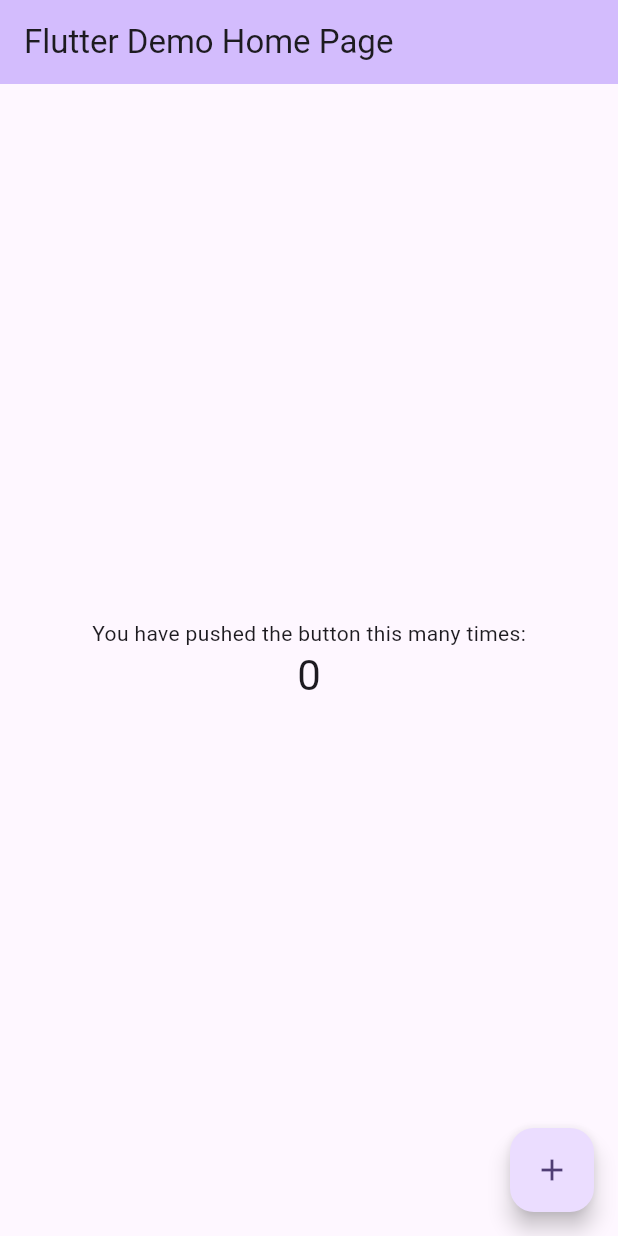
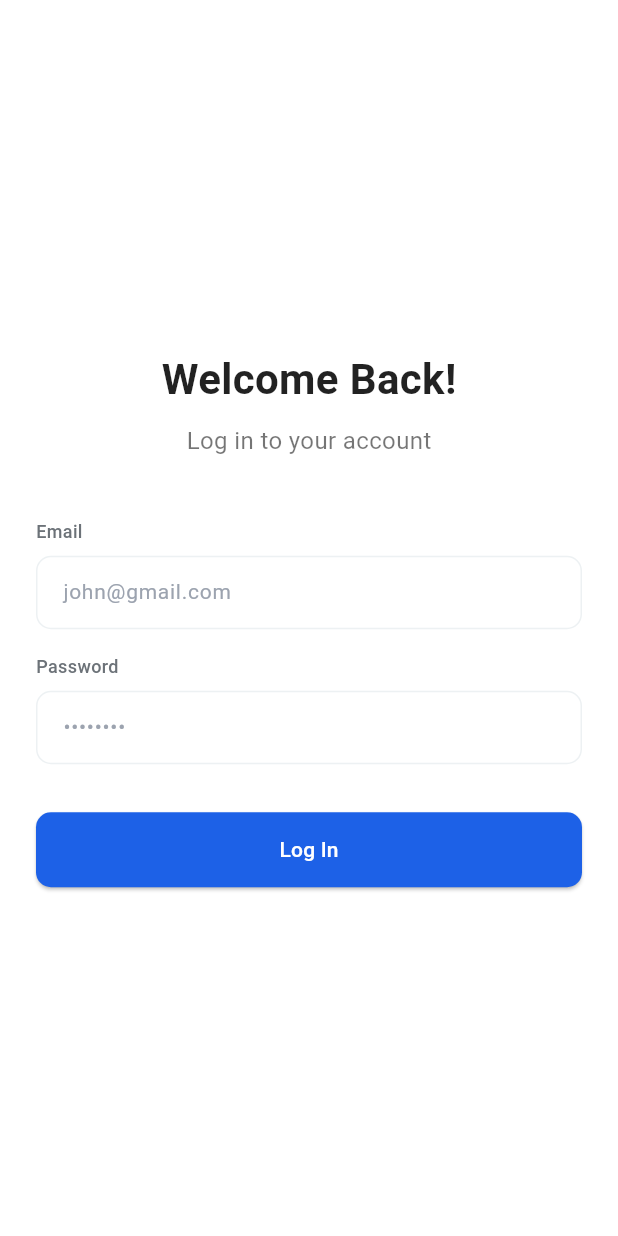
Before and after one commit to aliyansajid/rotorsync-admin, a Flutter app: the screen it shows after launch, on a phone screen of 412 x 824 dp. Run offline on Flutter 3.47's test engine with Material 3 defaults, Android fonts, the phone set to English and light mode, and no system bars; our stand-ins replace firebase_auth, firebase_core; accounts and stored records are empty.

Commit message:
Implement login screen with Firebase authentication

```diff
--- a/lib/main.dart
+++ b/lib/main.dart
@@ -1,20 +1,16 @@
 import 'package:firebase_core/firebase_core.dart';
 import 'package:flutter/foundation.dart';
 import 'package:flutter/material.dart';
+import 'package:rotorsync_admin/config/firebase_config.dart';
+import 'screens/login.dart';
 
 void main() async {
   WidgetsFlutterBinding.ensureInitialized();
 
   if (kIsWeb) {
     await Firebase.initializeApp(
-        options: FirebaseOptions(
-            apiKey: "AIzaSyD0yTlIRL0MIS81ho1YSL2baTebPWJ7wXE",
-            authDomain: "rotor-sync-admin.firebaseapp.com",
-            projectId: "rotor-sync-admin",
-            storageBucket: "rotor-sync-admin.firebasestorage.app",
-            messagingSenderId: "466337035855",
-            appId: "1:466337035855:web:d0af2bc8d6e2167cbf5c3a",
-            measurementId: "G-ZGHMKEX4VB"));
+      options: FirebaseConfig.options,
+    );
   } else {
     await Firebase.initializeApp();
   }
@@ -28,60 +24,13 @@ class MyApp extends StatelessWidget {
   @override
   Widget build(BuildContext context) {
     return MaterialApp(
-      title: 'Flutter Demo',
+      title: 'RotorSync Admin',
+      debugShowCheckedModeBanner: false,
       theme: ThemeData(
-        colorScheme: ColorScheme.fromSeed(seedColor: Colors.deepPurple),
+        colorScheme: ColorScheme.fromSeed(seedColor: Colors.white),
         useMaterial3: true,
       ),
-      home: const MyHomePage(title: 'Flutter Demo Home Page'),
+      home: const LoginScreen(),
     );
   }
 }
-
-class MyHomePage extends StatefulWidget {
-  const MyHomePage({super.key, required this.title});
-
-  final String title;
-
-  @override
-  State<MyHomePage> createState() => _MyHomePageState();
-}
-
-class _MyHomePageState extends State<MyHomePage> {
-  int _counter = 0;
-
-  void _incrementCounter() {
-    setState(() {
-      _counter++;
-    });
-  }
-
-  @override
-  Widget build(BuildContext context) {
-    return Scaffold(
-      appBar: AppBar(
-        backgroundColor: Theme.of(context).colorScheme.inversePrimary,
-        title: Text(widget.title),
-      ),
-      body: Center(
-        child: Column(
-          mainAxisAlignment: MainAxisAlignment.center,
-          children: <Widget>[
-            const Text(
-              'You have pushed the button this many times:',
-            ),
-            Text(
-              '$_counter',
-              style: Theme.of(context).textTheme.headlineMedium,
-            ),
-          ],
-        ),
-      ),
-      floatingActionButton: FloatingActionButton(
-        onPressed: _incrementCounter,
-        tooltip: 'Increment',
-        child: const Icon(Icons.add),
-      ),
-    );
-  }
-}
--- /dev/null
+++ b/lib/screens/home.dart
@@ -0,0 +1,20 @@
+import 'package:flutter/material.dart';
+
+class HomeScreen extends StatelessWidget {
+  const HomeScreen({super.key});
+
+  @override
+  Widget build(BuildContext context) {
+    return Scaffold(
+      appBar: AppBar(
+        title: const Text('Home'),
+      ),
+      body: const Center(
+        child: Text(
+          'Welcome to the Home Screen!',
+          style: TextStyle(fontSize: 18),
+        ),
+      ),
+    );
+  }
+}
--- /dev/null
+++ b/lib/screens/login.dart
@@ -0,0 +1,271 @@
+import 'package:flutter/material.dart';
+import 'package:firebase_auth/firebase_auth.dart';
+import 'package:rotorsync_admin/screens/home.dart';
+
+class LoginScreen extends StatefulWidget {
+  const LoginScreen({super.key});
+
+  @override
+  LoginScreenState createState() => LoginScreenState();
+}
+
+class LoginScreenState extends State<LoginScreen> {
+  final TextEditingController _emailController = TextEditingController();
+  final TextEditingController _passwordController = TextEditingController();
+  final GlobalKey<FormState> _formKey = GlobalKey<FormState>();
+  final FocusNode _emailFocusNode = FocusNode();
+  final FocusNode _passwordFocusNode = FocusNode();
+
+  bool _isLoading = false;
+  String? _errorMessage;
+
+  Future<void> _login() async {
+    setState(() {
+      _isLoading = true;
+      _errorMessage = null;
+    });
+
+    if (!_formKey.currentState!.validate()) {
+      setState(() {
+        _isLoading = false;
+      });
+      return;
+    }
+
+    try {
+      await FirebaseAuth.instance.signInWithEmailAndPassword(
+        email: _emailController.text.trim(),
+        password: _passwordController.text.trim(),
+      );
+
+      if (!mounted) return;
+      setState(() {
+        _isLoading = false;
+      });
+      Navigator.pushReplacement(
+        context,
+        MaterialPageRoute(builder: (context) => const HomeScreen()),
+      );
+    } on FirebaseAuthException catch (e) {
+      setState(() {
+        _isLoading = false;
+        switch (e.code) {
+          case 'user-not-found':
+            _errorMessage = "No user found with this email.";
+            break;
+          case 'wrong-password':
+            _errorMessage = "Incorrect password. Please try again.";
+            break;
+          case 'invalid-email':
+            _errorMessage = "The email address is not valid.";
+            break;
+          case 'user-disabled':
+            _errorMessage = "This account has been disabled.";
+            break;
+          default:
+            _errorMessage = "An error occurred. Please try again later.";
+        }
+      });
+    }
+  }
+
+  @override
+  Widget build(BuildContext context) {
+    return GestureDetector(
+      onTap: () {
+        _emailFocusNode.unfocus();
+        _passwordFocusNode.unfocus();
+      },
+      child: Scaffold(
+        backgroundColor: Colors.white,
+        body: Center(
+          child: SingleChildScrollView(
+            child: Padding(
+              padding: const EdgeInsets.all(24.0),
+              child: Form(
+                key: _formKey,
+                child: Column(
+                  crossAxisAlignment: CrossAxisAlignment.start,
+                  children: [
+                    const Center(
+                      child: Column(
+                        children: [
+                          Text(
+                            "Welcome Back!",
+                            style: TextStyle(
+                              fontSize: 28,
+                              fontWeight: FontWeight.bold,
+                              color: Colors.black87,
+                            ),
+                          ),
+                          SizedBox(height: 10),
+                          Text(
+                            "Log in to your account",
+                            style: TextStyle(
+                              fontSize: 16,
+                              color: Colors.black54,
+                            ),
+                          ),
+                        ],
+                      ),
+                    ),
+                    const SizedBox(height: 40),
+                    _buildLabel("Email"),
+                    const SizedBox(height: 8),
+                    _buildInputField(
+                      controller: _emailController,
+                      hintText: "john@gmail.com",
+                      focusNode: _emailFocusNode,
+                      keyboardType: TextInputType.emailAddress,
+                      validator: (value) {
+                        if (value == null || value.isEmpty) {
+                          return "Email is required.";
+                        }
+                        return null;
+                      },
+                    ),
+                    const SizedBox(height: 16),
+                    _buildLabel("Password"),
+                    const SizedBox(height: 8),
+                    _buildInputField(
+                      controller: _passwordController,
+                      hintText: "••••••••",
+                      focusNode: _passwordFocusNode,
+                      isPassword: true,
+                      validator: (value) {
+                        if (value == null || value.isEmpty) {
+                          return "Password is required.";
+                        }
+                        return null;
+                      },
+                    ),
+                    const SizedBox(height: 32),
+                    if (_errorMessage != null)
+                      Center(
+                        child: Text(
+                          _errorMessage!,
+                          style: const TextStyle(
+                            color: Colors.red,
+                            fontSize: 14,
+                          ),
+                        ),
+                      ),
+                    if (_errorMessage != null) const SizedBox(height: 20),
+                    SizedBox(
+                      width: double.infinity,
+                      height: 50,
+                      child: ElevatedButton(
+                        style: ElevatedButton.styleFrom(
+                          shape: RoundedRectangleBorder(
+                            borderRadius: BorderRadius.circular(10),
+                          ),
+                          backgroundColor: const Color(0xFF1D61E7),
+                        ),
+                        onPressed: _isLoading ? null : _login,
+                        child: _isLoading
+                            ? const SizedBox(
+                                width: 24,
+                                height: 24,
+                                child: CircularProgressIndicator(
+                                  color: Colors.white,
+                                  strokeWidth: 2,
+                                ),
+                              )
+                            : const Text(
+                                "Log In",
+                                style: TextStyle(
+                                  fontSize: 14,
+                                  fontWeight: FontWeight.w500,
+                                  color: Colors.white,
+                                ),
+                              ),
+                      ),
+                    ),
+                  ],
+                ),
+              ),
+            ),
+          ),
+        ),
+      ),
+    );
+  }
+
+  Widget _buildLabel(String labelText) {
+    return Text(
+      labelText,
+      style: const TextStyle(
+        fontSize: 12,
+        fontWeight: FontWeight.w500,
+        color: Color(0xFF6C7278),
+      ),
+    );
+  }
+
+  Widget _buildInputField({
+    required TextEditingController controller,
+    required String hintText,
+    FocusNode? focusNode,
+    TextInputType keyboardType = TextInputType.text,
+    bool isPassword = false,
+    String? Function(String?)? validator,
+  }) {
+    return TextFormField(
+      controller: controller,
+      focusNode: focusNode,
+      obscureText: isPassword,
+      keyboardType: keyboardType,
+      validator: validator,
+      cursorColor: Colors.black,
+      decoration: InputDecoration(
+        hintText: hintText,
+        hintStyle: const TextStyle(
+          color: Color(0xFF9CA3AF),
+          fontSize: 14,
+        ),
+        filled: true,
+        fillColor: Colors.white,
+        border: OutlineInputBorder(
+          borderRadius: BorderRadius.circular(10),
+          borderSide: const BorderSide(
+            color: Color(0xFFEDF1F3),
+          ),
+        ),
+        enabledBorder: OutlineInputBorder(
+          borderRadius: BorderRadius.circular(10),
+          borderSide: const BorderSide(
+            color: Color(0xFFEDF1F3),
+          ),
+        ),
+        focusedBorder: OutlineInputBorder(
+          borderRadius: BorderRadius.circular(10),
+          borderSide: const BorderSide(
+            color: Color(0xFF1D61E7),
+            width: 2,
+          ),
+        ),
+        errorBorder: OutlineInputBorder(
+          borderRadius: BorderRadius.circular(10),
+          borderSide: const BorderSide(
+            color: Colors.red,
+          ),
+        ),
+        focusedErrorBorder: OutlineInputBorder(
+          borderRadius: BorderRadius.circular(10),
+          borderSide: const BorderSide(
+            color: Colors.red,
+            width: 2,
+          ),
+        ),
+        contentPadding: const EdgeInsets.symmetric(
+          horizontal: 14,
+          vertical: 14,
+        ),
+      ),
+      style: const TextStyle(
+        fontSize: 14,
+        color: Color(0xFF1A1C1E),
+      ),
+    );
+  }
+}
--- a/pubspec.yaml
+++ b/pubspec.yaml
@@ -14,6 +14,8 @@ dependencies:
   cupertino_icons: ^1.0.8
   firebase_core: ^3.10.1
   flutter_launcher_icons: ^0.14.3
+  firebase_auth: ^5.4.1
+  cloud_firestore: ^5.6.2
 
 dev_dependencies:
   flutter_test:
```
Also changed, not shown: pubspec.lock, 4 other files.
